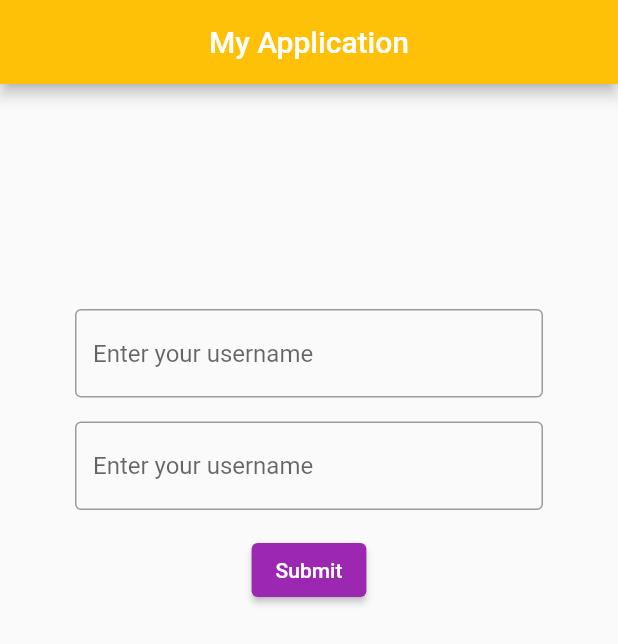
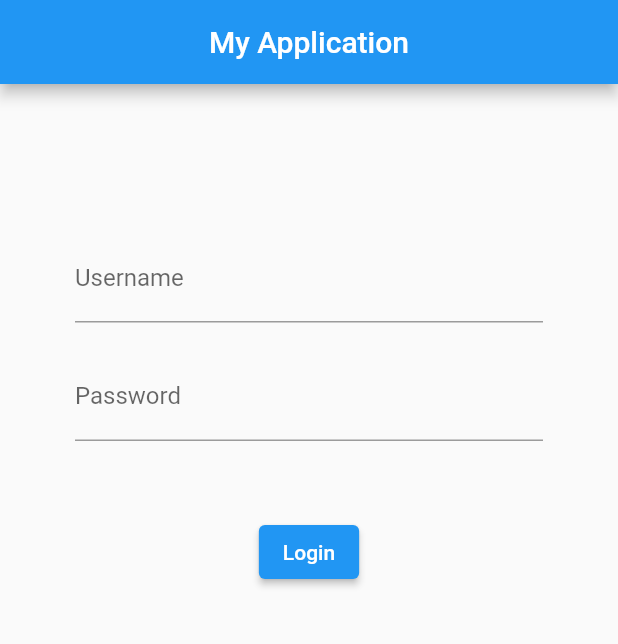
Before and after one commit to cjherte1/my_app, a Flutter app: the screen it shows after launch, on a phone screen of 412 x 824 dp. Shown: the top 644 px of the screen. Run offline on Flutter 3.47's test engine with Material 2 defaults, Android fonts, the phone set to English and light mode, and no system bars; our stand-ins replace sqflite; accounts and stored records are empty.

Commit message:
created database helper class that instantiates with an admin user + new main

```diff
--- a/lib/main.dart
+++ b/lib/main.dart
@@ -1,6 +1,77 @@
 import 'package:flutter/material.dart';
+import 'database_helper.dart';
 
-void main() => runApp(const MaterialApp(
+void main() => runApp(MyApp());
+
+class MyApp extends StatefulWidget {
+  const MyApp({Key? key}) : super(key: key);
+
+  @override
+  _MyAppState createState() => _MyAppState();
+}
+
+class _MyAppState extends State<MyApp> {
+  final userController = TextEditingController();
+  final passwordController = TextEditingController();
+
+  @override
+  Widget build(BuildContext context) {
+    return MaterialApp(
+      home: Scaffold(
+        appBar: AppBar(
+          title: Text('My Application'),
+          centerTitle: true,
+        ),
+        body: Form(
+          child: Column(
+            children: [
+              SizedBox(height: 100),
+              Container(
+                padding: EdgeInsets.fromLTRB(50, 0, 50, 0),
+                child: TextFormField(
+                  controller: userController,
+                  decoration: InputDecoration(
+                    labelText: 'Username',
+                  ),
+                ),
+              ),
+              SizedBox(
+                height: 20,
+              ),
+              Container(
+                padding: EdgeInsets.fromLTRB(50, 0, 50, 0),
+                child: TextFormField(
+                  controller: passwordController,
+                  decoration: InputDecoration(
+                    labelText: 'Password',
+                  ),
+                  obscureText: true,
+                ),
+              ),
+              SizedBox(height: 50),
+              ElevatedButton(
+                  child: const Text('Login'),
+                  onPressed: () async {
+                    print(userController.text + passwordController.text);
+                    bool result = await DatabaseHelper.instance
+                        .authenticateLogin(
+                            userController.text, passwordController.text);
+                    print(result);
+                    if (result) {
+                      print("success");
+                    } else {
+                      print('fail');
+                    }
+                  }),
+            ],
+          ),
+        ),
+      ),
+    );
+  }
+}
+
+/*void main() => runApp(const MaterialApp(
   home: Home()
 ));
 
@@ -32,7 +103,7 @@ class Home extends StatelessWidget {
             child: TextField(
               decoration: InputDecoration(
                 border: OutlineInputBorder(),
-                hintText: 'Enter your username'
+                hintText: 'Enter your username',
               ),
             ),
           ),
@@ -89,3 +160,4 @@ class Home2 extends StatelessWidget {
     );
   }
 }
+*/
--- a/lib/models/user.dart
+++ b/lib/models/user.dart
@@ -27,8 +27,23 @@ class User {
   //remove task given the name
   deleteTasks(String name) => tasks.removeWhere((item) => item.name == name);
 
+  Map<String, dynamic> toMap(){
+    return {
+      'firstname': firstName,
+      'lastname': lastName,
+      'username': username,
+      'password': password,
+    };
+  }
 
+  User.fromMap(Map<String, dynamic> map): firstName = map['firstname'],
+        lastName = map['lastname'], username = map['username'],
+        password = map['password'];
+
+  @override
+  String toString(){
+    return 'User{firstname: $firstName, lastname: $lastName, username: '
+        '$username, password: $password}';
+  }
+}
   //createTaskMap():
-
-
-}
--- a/pubspec.yaml
+++ b/pubspec.yaml
@@ -29,6 +29,9 @@ environment:
 dependencies:
   flutter:
     sdk: flutter
+  sqflite:
+  path:
+  path_provider:
 
 
   # The following adds the Cupertino Icons font to your application.
```
Also changed, not shown: lib/database_helper.dart (added, +61 -0 lines), pubspec.lock.
